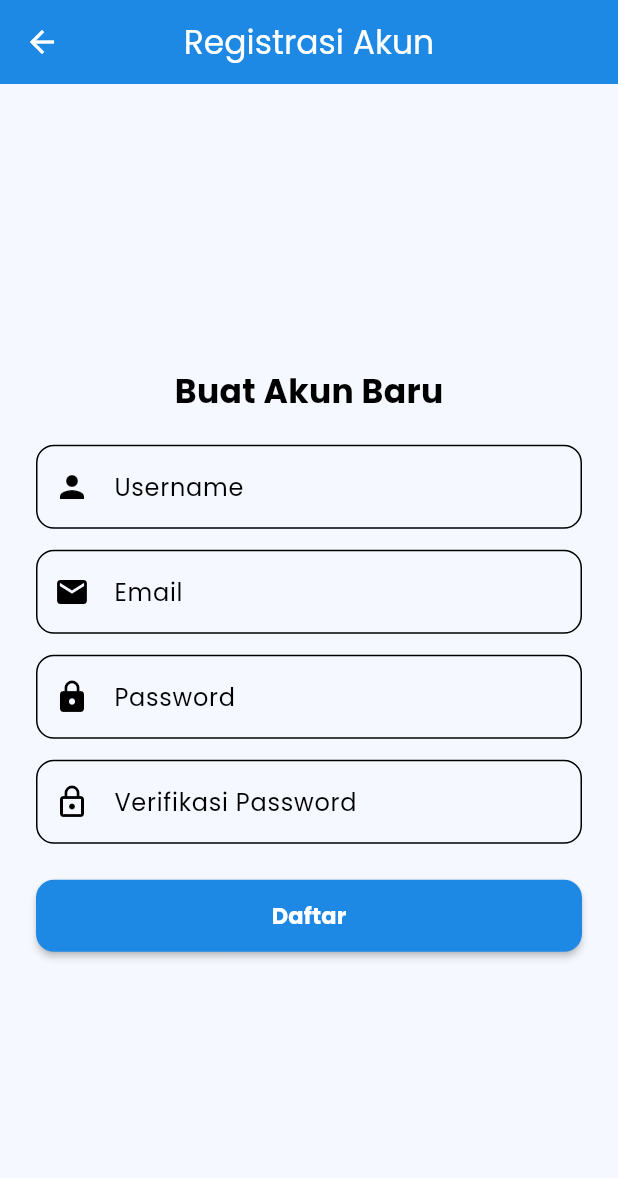
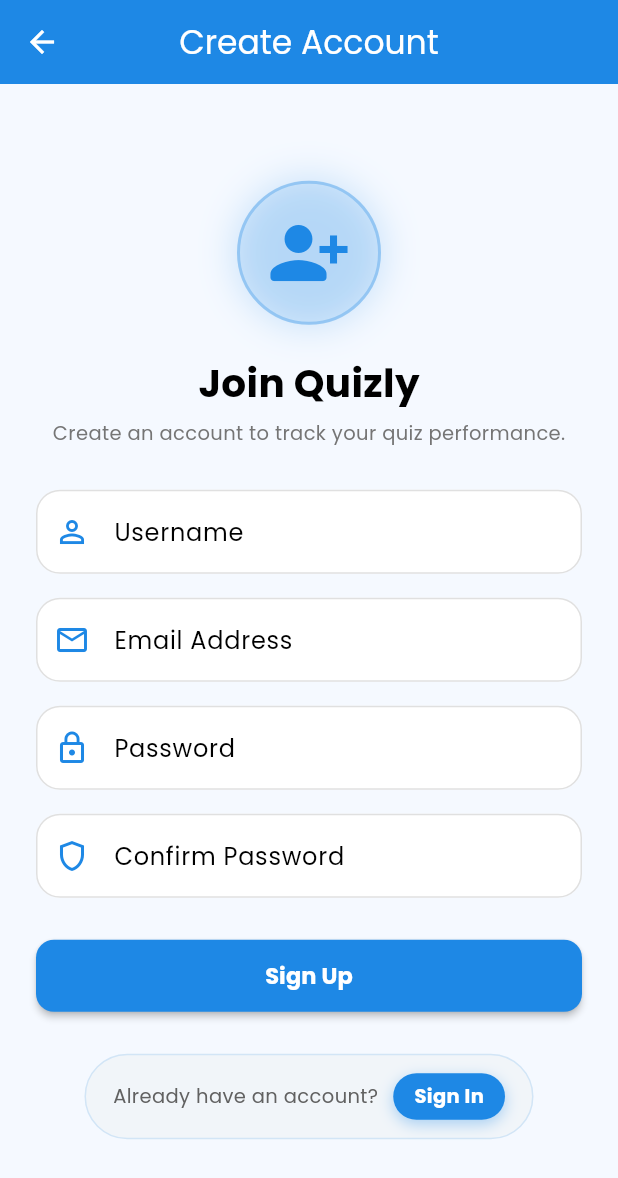
Before and after one commit to ysjltaa/quizly, a Flutter app: the RegisterScreen screen opened directly with empty values, on a phone screen of 412 x 824 dp. Shown: the top 1178 px of the screen. Run offline on Flutter 3.47's test engine with Material 3 defaults, Android fonts, the phone set to English and light mode, and no system bars; our stand-ins replace google_fonts, image_picker.

Commit message:
Refactor RegisterScreen layout and validation
Updated the RegisterScreen UI with a new design and improved validation messages.

```diff
--- a/lib/screens/register_screen.dart
+++ b/lib/screens/register_screen.dart
@@ -21,8 +21,11 @@
 
   @override
   Widget build(BuildContext context) {
+    final primaryColor = Theme.of(context).primaryColor;
+    final isDark = widget.isDarkMode;
+
     return Scaffold(
-      appBar: AppBar(title: const Text("Registrasi Akun")),
+      appBar: AppBar(title: const Text("Create Account"), elevation: 0),
       body: SafeArea(
         child: Center(
           child: SingleChildScrollView(
@@ -31,51 +34,92 @@
               key: _formKey,
               child: Column(
                 children: [
-                  const Text("Buat Akun Baru", style: TextStyle(fontSize: 22, fontWeight: FontWeight.bold)),
+                  // Glow Ring Icon Header
+                  Container(
+                    padding: const EdgeInsets.all(18),
+                    decoration: BoxDecoration(
+                      shape: BoxShape.circle,
+                      color: primaryColor.withOpacity(0.12),
+                      border: Border.all(color: primaryColor.withOpacity(0.3), width: 2),
+                      boxShadow: [
+                        BoxShadow(color: primaryColor.withOpacity(0.2), blurRadius: 20, spreadRadius: 2),
+                      ],
+                    ),
+                    child: Icon(Icons.person_add_alt_1_rounded, size: 56, color: primaryColor),
+                  ),
                   const SizedBox(height: 20),
-                  TextFormField(
-                    controller: _usernameController,
-                    decoration: InputDecoration(labelText: "Username", prefixIcon: const Icon(Icons.person), border: OutlineInputBorder(borderRadius: BorderRadius.circular(12))),
-                    validator: (v) => v == null || v.isEmpty ? "Username wajib diisi" : null,
-                  ),
-                  const SizedBox(height: 14),
-                  TextFormField(
-                    controller: _emailController,
-                    decoration: InputDecoration(labelText: "Email", prefixIcon: const Icon(Icons.email), border: OutlineInputBorder(borderRadius: BorderRadius.circular(12))),
-                    validator: (v) => v == null || !v.contains('@') ? "Email tidak valid" : null,
-                  ),
-                  const SizedBox(height: 14),
-                  TextFormField(
-                    controller: _passController,
-                    obscureText: true,
-                    decoration: InputDecoration(labelText: "Password", prefixIcon: const Icon(Icons.lock), border: OutlineInputBorder(borderRadius: BorderRadius.circular(12))),
-                    validator: (v) => v == null || v.length < 6 ? "Password minimal 6 karakter" : null,
-                  ),
-                  const SizedBox(height: 14),
-                  TextFormField(
-                    controller: _confirmPassController,
-                    obscureText: true,
-                    decoration: InputDecoration(labelText: "Verifikasi Password", prefixIcon: const Icon(Icons.lock_outline), border: OutlineInputBorder(borderRadius: BorderRadius.circular(12))),
-                    validator: (v) => v != _passController.text ? "Password tidak sama" : null,
-                  ),
-                  const SizedBox(height: 24),
+                  const Text("Join Quizly", style: TextStyle(fontSize: 26, fontWeight: FontWeight.bold)),
+                  const SizedBox(height: 6),
+                  Text("Create an account to track your quiz performance.", style: TextStyle(color: isDark ? Colors.grey[400] : Colors.grey[600], fontSize: 13)),
+                  const SizedBox(height: 28),
+
+                  _buildTextField(_usernameController, "Username", Icons.person_outline, isDark, primaryColor, (v) {
+                    return v == null || v.isEmpty ? "Username is required" : null;
+                  }),
+                  const SizedBox(height: 16),
+
+                  _buildTextField(_emailController, "Email Address", Icons.email_outlined, isDark, primaryColor, (v) {
+                    return v == null || !v.contains('@') ? "Invalid email address" : null;
+                  }),
+                  const SizedBox(height: 16),
+
+                  _buildTextField(_passController, "Password", Icons.lock_outline, isDark, primaryColor, (v) {
+                    return v == null || v.length < 6 ? "Minimum 6 characters required" : null;
+                  }, isObscure: true),
+                  const SizedBox(height: 16),
+
+                  _buildTextField(_confirmPassController, "Confirm Password", Icons.shield_outlined, isDark, primaryColor, (v) {
+                    return v != _passController.text ? "Passwords do not match" : null;
+                  }, isObscure: true),
+                  const SizedBox(height: 28),
+
                   SizedBox(
                     width: double.infinity,
                     child: CustomButton(
-                      text: "Daftar",
+                      text: "Sign Up",
                       onPressed: () {
                         if (_formKey.currentState!.validate()) {
                           UserAuth.currentUsername = _usernameController.text.trim();
                           UserAuth.registeredEmail = _emailController.text.trim();
                           UserAuth.registeredPassword = _passController.text.trim();
 
-                          ScaffoldMessenger.of(context).showSnackBar(
-                            const SnackBar(content: Text("Registrasi Berhasil! Silakan masukkan password Anda.")),
-                          );
-                          // Otomatis kembali ke Login dengan email terisi
+                          ScaffoldMessenger.of(context).showSnackBar(const SnackBar(content: Text("Registration Successful! Please sign in.")));
                           Navigator.pop(context, UserAuth.registeredEmail);
                         }
                       },
+                    ),
+                  ),
+                  const SizedBox(height: 28),
+
+                  // Capsule Bar Navigasi Ke Sign In
+                  Container(
+                    padding: const EdgeInsets.symmetric(horizontal: 18, vertical: 12),
+                    decoration: BoxDecoration(
+                      color: isDark ? const Color(0xFF1E293B) : const Color(0xFFF1F5F9),
+                      borderRadius: BorderRadius.circular(30),
+                      border: Border.all(color: primaryColor.withOpacity(0.15), width: 1),
+                    ),
+                    child: Row(
+                      mainAxisSize: MainAxisSize.min,
+                      children: [
+                        Text("Already have an account?", style: TextStyle(color: isDark ? Colors.grey[300] : Colors.grey[700], fontSize: 13)),
+                        const SizedBox(width: 10),
+                        InkWell(
+                          borderRadius: BorderRadius.circular(20),
+                          onTap: () => Navigator.pop(context),
+                          child: Container(
+                            padding: const EdgeInsets.symmetric(horizontal: 14, vertical: 6),
+                            decoration: BoxDecoration(
+                              color: primaryColor,
+                              borderRadius: BorderRadius.circular(20),
+                              boxShadow: [
+                                BoxShadow(color: primaryColor.withOpacity(0.35), blurRadius: 8, offset: const Offset(0, 3)),
+                              ],
+                            ),
+                            child: const Text("Sign In", style: TextStyle(color: Colors.white, fontWeight: FontWeight.bold, fontSize: 13)),
+                          ),
+                        ),
+                      ],
                     ),
                   ),
                 ],
@@ -86,4 +130,21 @@
       ),
     );
   }
+
+  Widget _buildTextField(TextEditingController controller, String label, IconData icon, bool isDark, Color primaryColor, String? Function(String?) validator, {bool isObscure = false}) {
+    return TextFormField(
+      controller: controller,
+      obscureText: isObscure,
+      decoration: InputDecoration(
+        labelText: label,
+        prefixIcon: Icon(icon, color: primaryColor),
+        filled: true,
+        fillColor: isDark ? const Color(0xFF1E293B) : Colors.white,
+        enabledBorder: OutlineInputBorder(borderRadius: BorderRadius.circular(16), borderSide: BorderSide(color: isDark ? Colors.white12 : Colors.grey.shade300)),
+        focusedBorder: OutlineInputBorder(borderRadius: BorderRadius.circular(16), borderSide: BorderSide(color: primaryColor, width: 2)),
+        errorBorder: OutlineInputBorder(borderRadius: BorderRadius.circular(16), borderSide: const BorderSide(color: Colors.redAccent)),
+      ),
+      validator: validator,
+    );
+  }
 }
```
